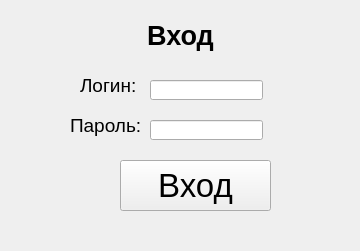
Above: loginUI.ui from OverHome/Agrant before the change. Below: the same form after it.
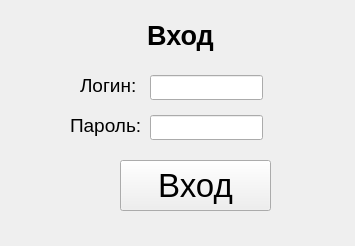
That is the form after the change.

Patch:
```diff
--- a/loginUI.ui
+++ b/loginUI.ui
@@ -6,8 +6,8 @@
    <rect>
     <x>0</x>
     <y>0</y>
-    <width>360</width>
-    <height>251</height>
+    <width>355</width>
+    <height>246</height>
    </rect>
   </property>
   <property name="windowTitle">
@@ -16,12 +16,18 @@
   <widget class="QLabel" name="label">
    <property name="geometry">
     <rect>
-     <x>70</x>
+     <x>10</x>
      <y>20</y>
-     <width>221</width>
+     <width>341</width>
      <height>31</height>
     </rect>
    </property>
+   <property name="sizePolicy">
+    <sizepolicy hsizetype="Fixed" vsizetype="Fixed">
+     <horstretch>0</horstretch>
+     <verstretch>0</verstretch>
+    </sizepolicy>
+   </property>
    <property name="font">
     <font>
      <pointsize>20</pointsize>
@@ -40,9 +46,9 @@
    <property name="geometry">
     <rect>
      <x>150</x>
-     <y>80</y>
+     <y>75</y>
      <width>113</width>
-     <height>20</height>
+     <height>25</height>
     </rect>
    </property>
    <property name="font">
@@ -91,9 +97,9 @@
    <property name="geometry">
     <rect>
      <x>150</x>
-     <y>120</y>
+     <y>115</y>
      <width>113</width>
-     <height>20</height>
+     <height>25</height>
     </rect>
    </property>
    <property name="font">
@@ -101,6 +107,9 @@
      <pointsize>14</pointsize>
     </font>
    </property>
+   <property name="echoMode">
+    <enum>QLineEdit::Password</enum>
+   </property>
   </widget>
   <widget class="QPushButton" name="enterButton">
    <property name="geometry">
```
